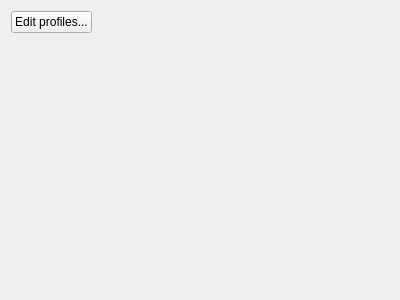
The window that src/SettingOptionsForm.ui (soramimi/Guitar) describes before a commit, drawn with Qt 5.
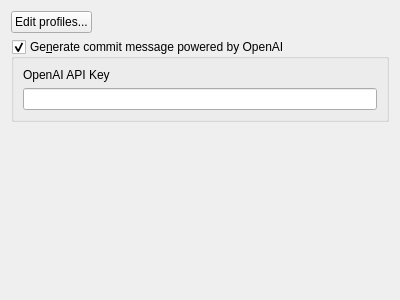
The same window after the commit.

Commit message: new feature: Generate commit message with AI

The edit to the form file:
```diff
--- a/src/SettingOptionsForm.ui
+++ b/src/SettingOptionsForm.ui
@@ -13,7 +13,7 @@
   <property name="windowTitle">
    <string>Options</string>
   </property>
-  <layout class="QVBoxLayout" name="verticalLayout">
+  <layout class="QVBoxLayout" name="verticalLayout_2">
    <item>
     <layout class="QHBoxLayout" name="horizontalLayout">
      <item>
@@ -38,6 +38,28 @@
      </item>
     </layout>
    </item>
+   <item>
+    <widget class="QGroupBox" name="groupBox_generate_commit_message_by_ai">
+     <property name="title">
+      <string>Ge&amp;nerate commit message powered by OpenAI</string>
+     </property>
+     <property name="checkable">
+      <bool>true</bool>
+     </property>
+     <layout class="QVBoxLayout" name="verticalLayout">
+      <item>
+       <widget class="QLabel" name="label">
+        <property name="text">
+         <string>OpenAI API Key</string>
+        </property>
+       </widget>
+      </item>
+      <item>
+       <widget class="QLineEdit" name="lineEdit_openai_api_key"/>
+      </item>
+     </layout>
+    </widget>
+   </item>
    <item>
     <spacer name="verticalSpacer">
      <property name="orientation">
```
The commit also changes 18 other files.
